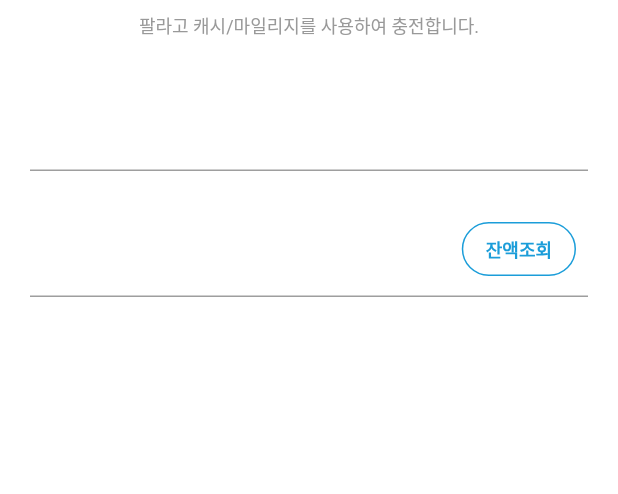
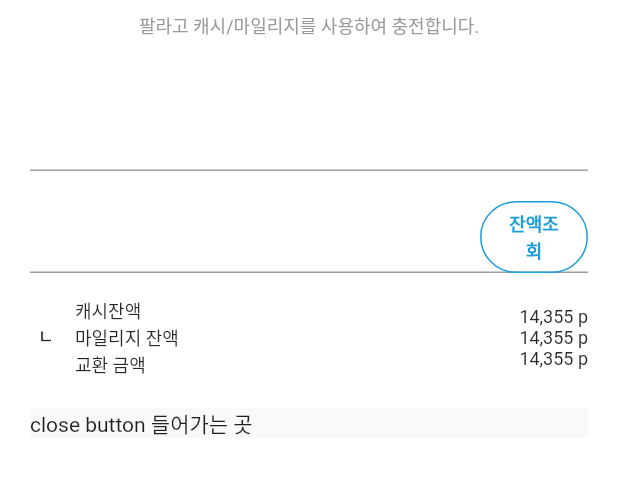
Before and after one commit to dodamtanguri/palrago_ui, a Flutter app: the screen it shows after launch, on a phone screen of 412 x 824 dp, the part 156-650 px from its top. Run offline on Flutter 3.47's test engine with Material 2 defaults, Android fonts, the phone set to English and light mode, and no system bars.

```diff
--- a/lib/feature/py1002/py_1002_screen.dart
+++ b/lib/feature/py1002/py_1002_screen.dart
@@ -59,23 +59,89 @@ class _Py1002ScreenState extends State<Py1002Screen> {
                   focusedBorder: const UnderlineInputBorder(
                     borderSide: BorderSide(color: PlgColor.black1_1a282828),
                   ),
-                    suffixIcon: Container(
-                      margin: const EdgeInsets.all(8.0),
-                      child: OutlinedButton(
+                  suffixIcon: OutlinedButton(
                     style: OutlinedButton.styleFrom(
                       shape: RoundedRectangleBorder(
                         borderRadius: BorderRadius.circular(999),
                       ),
                       side: const BorderSide(
                           width: 1, color: PlgColor.primary_ff1b9dd9),
+                      fixedSize: const Size(PlgSizes.wh72, PlgSizes.wh32),
                     ),
                     onPressed: () {},
                     child: const Text(
                       '잔액조회',
                       style: PlgStyles.caption2Primary_ff1b9dd9_12,
+                      textAlign: TextAlign.center,
                     ),
                   ),
-                    )),
+                ),
+              ),
+              PlgMargins.v16,
+              Column(
+                mainAxisAlignment: MainAxisAlignment.spaceEvenly,
+                children: [
+                  Row(
+                    crossAxisAlignment: CrossAxisAlignment.center, // 중앙 정렬
+                    children: [
+                      Align(
+                        alignment: Alignment.topCenter,
+                        child: Image.asset(
+                          'assets/images/ic_result.png',
+                        ),
+                      ),
+                      const SizedBox(width: 10), // 이미지와 텍스트 사이의 간격을 줍니다.
+                      const Expanded(
+                        child: Column(
+                          mainAxisAlignment: MainAxisAlignment.center,
+                          crossAxisAlignment: CrossAxisAlignment.start,
+                          children: [
+                            Text(
+                              '캐시잔액',
+                              style: PlgStyles.captionRightBlack_ff282828_12,
+                            ),
+                            Text(
+                              '마일리지 잔액',
+                              style: PlgStyles.captionRightBlack_ff282828_12,
+                            ),
+                            Text(
+                              '교환 금액',
+                              style: PlgStyles.captionRightBlack_ff282828_12,
+                            ),
+                          ],
+                        ),
+                      ),
+                      const SizedBox(width: 10), // 텍스트와 금액 사이의 간격을 줍니다.
+                      const Column(
+                        mainAxisAlignment: MainAxisAlignment.center,
+                        crossAxisAlignment: CrossAxisAlignment.end,
+                        children: [
+                          Text(
+                            '14,355 p',
+                            style: PlgStyles.captionBlack2_ff282828_12,
+                          ),
+                          Text(
+                            '14,355 p',
+                            style: PlgStyles.captionBlack2_ff282828_12,
+                          ),
+                          Text(
+                            '14,355 p',
+                            style: PlgStyles.captionBlack2_ff282828_12,
+                          ),
+                        ],
+                      ),
+                    ],
+                  )
+                ],
+              ),
+              PlgMargins.v20,
+              Container(
+                width: MediaQuery.of(context).size.width,
+                height: PlgSizes.wh20,
+                decoration: const BoxDecoration(
+                  color: PlgColor.fill_surface85_d9f8f8f8,
+                ),
+                child: const Text("close button 들어가는 곳"),
               ),
             ],
           ),
```
Also changed, not shown: assets/images/2.0x/ic_result.png (added), assets/images/3.0x/ic_result.png (added), assets/images/4.0x/ic_result.png (added), assets/images/ic_result.png (added). Lines whose indentation alone changed are shown as unchanged.
